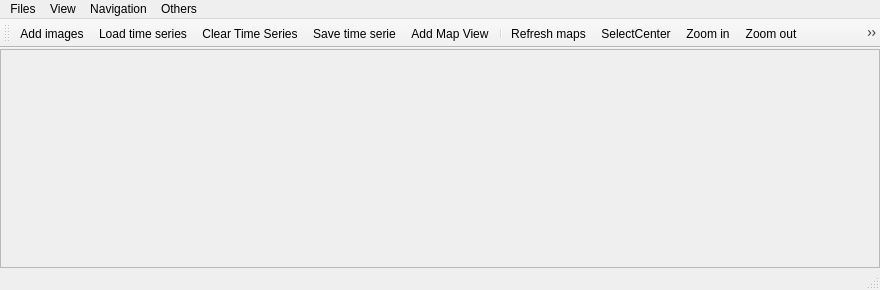
Before: the Qt Designer form timeseriesviewer/ui/timeseriesviewer.ui in jakimowb/eo-time-series-viewer, drawn with Qt 5.
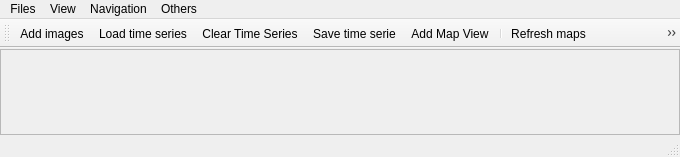
After: the same form once the commit is applied. Icons and pictures are not drawn. Custom widgets are drawn as their Qt base class.

Diff of the .ui file:
```diff
--- a/timeseriesviewer/ui/timeseriesviewer.ui
+++ b/timeseriesviewer/ui/timeseriesviewer.ui
@@ -6,8 +6,8 @@
    <rect>
     <x>0</x>
     <y>0</y>
-    <width>880</width>
-    <height>290</height>
+    <width>680</width>
+    <height>157</height>
    </rect>
   </property>
   <property name="windowTitle">
@@ -99,8 +99,8 @@
         <rect>
          <x>0</x>
          <y>0</y>
-         <width>878</width>
-         <height>184</height>
+         <width>678</width>
+         <height>69</height>
         </rect>
        </property>
        <property name="sizePolicy">
@@ -146,8 +146,8 @@
     <rect>
      <x>0</x>
      <y>0</y>
-     <width>880</width>
-     <height>22</height>
+     <width>680</width>
+     <height>21</height>
     </rect>
    </property>
    <widget class="QMenu" name="menuFiles">
```
